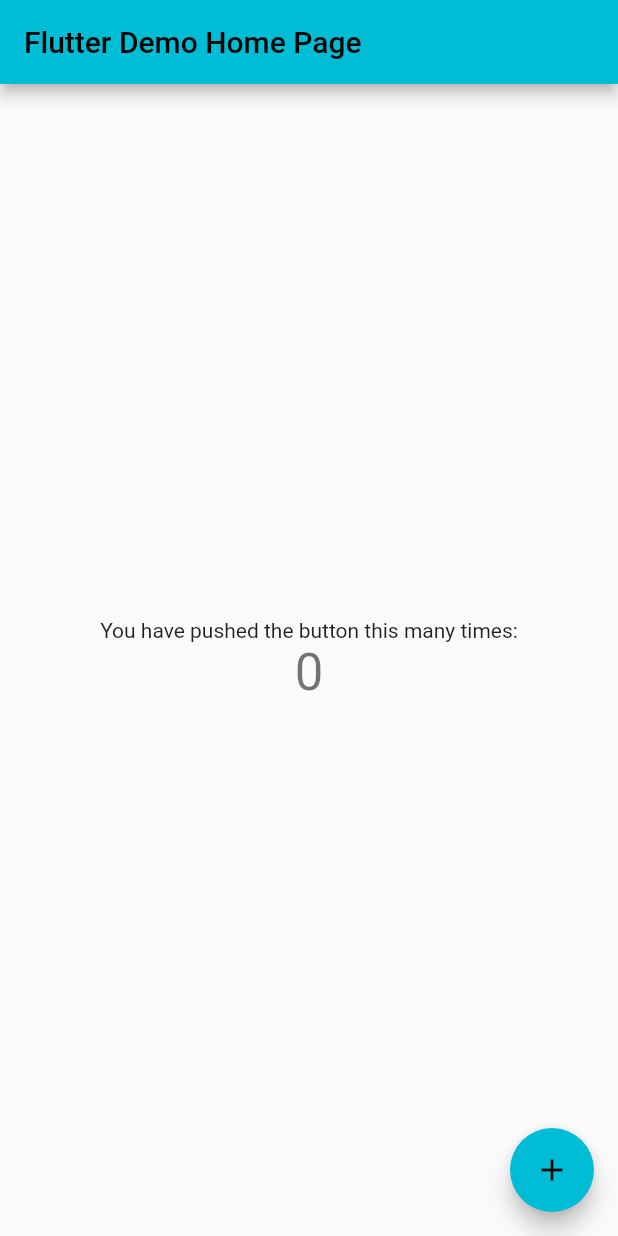
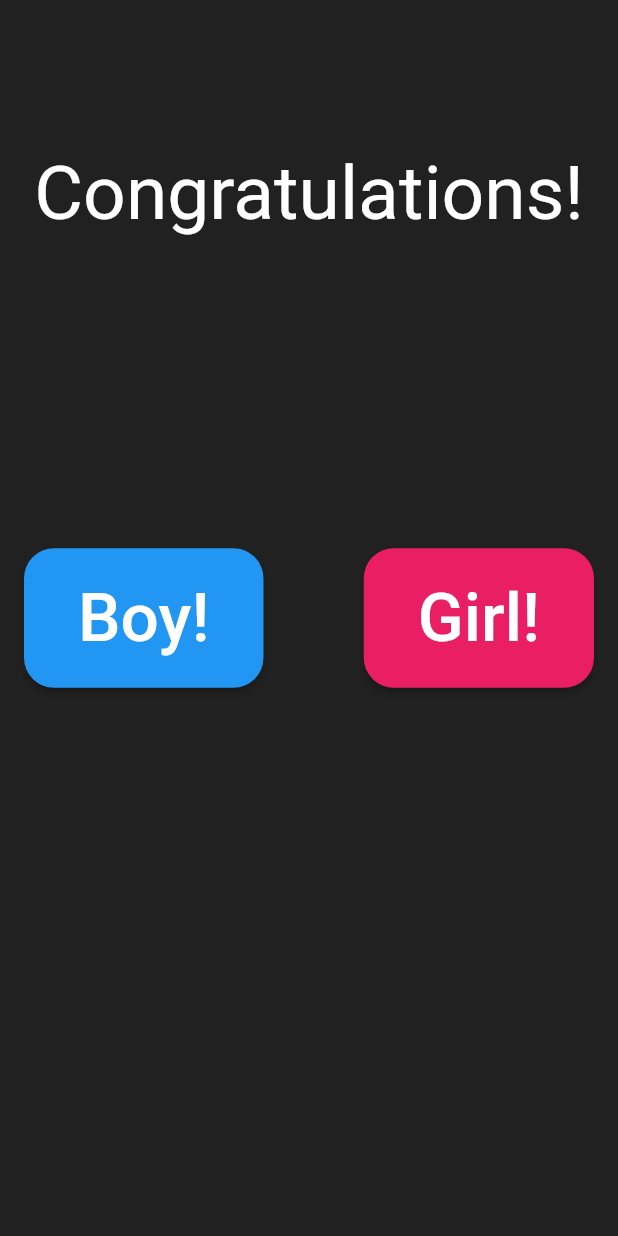
Before and after one commit to msharoni/Boys-N-Girls-Names, a Flutter app: the screen it shows after launch, on a phone screen of 412 x 824 dp. Run offline on Flutter 3.47's test engine with Material 2 defaults, Android fonts, the phone set to English and light mode, and no system bars; our stand-ins replace confetti; project files that could hold a hidden picture were left out.

Commit message:
home page

```diff
--- a/lib/main.dart
+++ b/lib/main.dart
@@ -1,106 +1,187 @@
+import 'dart:math';
+
+import 'package:confetti/confetti.dart';
 import 'package:flutter/material.dart';
 
-void main() {
-  runApp(const MyApp());
-}
+void main() => runApp(const ConfettiSample());
 
-class MyApp extends StatelessWidget {
-  const MyApp({Key? key}) : super(key: key);
+class ConfettiSample extends StatelessWidget {
+  const ConfettiSample({Key? key}) : super(key: key);
 
-  // This widget is the root of your application.
   @override
   Widget build(BuildContext context) {
     return MaterialApp(
-      title: 'Flutter Demo',
-      theme: ThemeData(
-        primarySwatch: Colors.cyan,
-      ),
-      home: const MyHomePage(title: 'Flutter Demo Home Page'),
-    );
+        title: 'Confetti',
+        home: Scaffold(
+          backgroundColor: Colors.grey[900],
+          body: HomePage(),
+        ));
   }
 }
 
-class MyHomePage extends StatefulWidget {
-  const MyHomePage({Key? key, required this.title}) : super(key: key);
+class HomePage extends StatefulWidget {
+  @override
+  _HomePageState createState() => _HomePageState();
+}
 
-  // This widget is the home page of your application. It is stateful, meaning
-  // that it has a State object (defined below) that contains fields that affect
-  // how it looks.
-
-  // This class is the configuration for the state. It holds the values (in this
-  // case the title) provided by the parent (in this case the App widget) and
-  // used by the build method of the State. Fields in a Widget subclass are
-  // always marked "final".
-
-  final String title;
+class _HomePageState extends State<HomePage> {
+  late ConfettiController _controllerCenterLeft;
+  late ConfettiController _controllerCenterRight;
 
   @override
-  State<MyHomePage> createState() => _MyHomePageState();
-}
+  void initState() {
+    super.initState();
 
-class _MyHomePageState extends State<MyHomePage> {
-  int _counter = 0;
+    _controllerCenterLeft =
+        ConfettiController(duration: const Duration(seconds: 5));
+    _controllerCenterRight =
+        ConfettiController(duration: const Duration(seconds: 5));
+  }
 
-  void _incrementCounter() {
-    setState(() {
-      // This call to setState tells the Flutter framework that something has
-      // changed in this State, which causes it to rerun the build method below
-      // so that the display can reflect the updated values. If we changed
-      // _counter without calling setState(), then the build method would not be
-      // called again, and so nothing would appear to happen.
-      _counter++;
-    });
+  @override
+  void dispose() {
+    _controllerCenterLeft.dispose();
+    _controllerCenterRight.dispose();
+    super.dispose();
+  }
+
+  /// A custom Path to paint stars.
+  Path drawStar(Size size) {
+    // Method to convert degree to radians
+    double degToRad(double deg) => deg * (pi / 180.0);
+
+    const numberOfPoints = 5;
+    final halfWidth = size.width / 2;
+    final externalRadius = halfWidth;
+    final internalRadius = halfWidth / 2.5;
+    final degreesPerStep = degToRad(360 / numberOfPoints);
+    final halfDegreesPerStep = degreesPerStep / 2;
+    final path = Path();
+    final fullAngle = degToRad(360);
+    path.moveTo(size.width, halfWidth);
+
+    for (double step = 0; step < fullAngle; step += degreesPerStep) {
+      path.lineTo(halfWidth + externalRadius * cos(step),
+          halfWidth + externalRadius * sin(step));
+      path.lineTo(halfWidth + internalRadius * cos(step + halfDegreesPerStep),
+          halfWidth + internalRadius * sin(step + halfDegreesPerStep));
+    }
+    path.close();
+    return path;
   }
 
   @override
   Widget build(BuildContext context) {
-    // This method is rerun every time setState is called, for instance as done
-    // by the _incrementCounter method above.
-    //
-    // The Flutter framework has been optimized to make rerunning build methods
-    // fast, so that you can just rebuild anything that needs updating rather
-    // than having to individually change instances of widgets.
-    return Scaffold(
-      appBar: AppBar(
-        // Here we take the value from the MyHomePage object that was created by
-        // the App.build method, and use it to set our appbar title.
-        title: Text(widget.title),
+    _controllerCenterLeft.play();
+    _controllerCenterRight.play();
+    return SafeArea(
+      child: Stack(
+        children: <Widget>[
+          //CENTER -- Blast
+
+          //CENTER LEFT - Emit right
+          Align(
+            alignment: Alignment.topLeft,
+            child: ConfettiWidget(
+              shouldLoop: true,
+              confettiController: _controllerCenterLeft,
+              blastDirection: 0, // radial value - RIGHT
+              emissionFrequency: 0.6,
+              minBlastForce: 1,
+              minimumSize: const Size(10,
+                  10), // set the minimum potential size for the confetti (width, height)
+              maximumSize: const Size(50,
+                  50), // set the maximum potential size for the confetti (width, height)
+              numberOfParticles: 1,
+              gravity: 0.9, // gravity value for the confetti to fall down
+            ),
+          ),
+
+          //CENTER Right - Emit left
+          Align(
+            alignment: Alignment.topRight,
+            child: ConfettiWidget(
+              shouldLoop: true,
+              confettiController: _controllerCenterRight,
+              blastDirection: pi, // radial value - RIGHT
+              emissionFrequency: 0.6,
+              minBlastForce: 1,
+              minimumSize: const Size(10,
+                  10), // set the minimum potential size for the confetti (width, height)
+              maximumSize: const Size(50,
+                  50), // set the maximum potential size for the confetti (width, height)
+              numberOfParticles: 1,
+              gravity: 0.9, // gravity value for the confetti to fall down
+            ),
+          ),
+          Align(
+            alignment: Alignment.centerLeft,
+            child: Padding(
+              padding: const EdgeInsets.all(16.0),
+              child: RaisedButton(
+                onPressed: () {},
+                shape: RoundedRectangleBorder(
+                    borderRadius: BorderRadius.circular(20)),
+                color: Colors.blue,
+                textColor: Colors.white,
+                child: const Padding(
+                  padding: EdgeInsets.all(20.0),
+                  child: Text(
+                    "Boy!",
+                    style: TextStyle(
+                      fontSize: 45,
+                      color: Colors.white,
+                    ),
+                  ),
+                ),
+              ),
+            ),
+          ),
+          Align(
+            alignment: Alignment.centerRight,
+            child: Padding(
+              padding: const EdgeInsets.all(16.0),
+              child: RaisedButton(
+                onPressed: () {},
+                shape: RoundedRectangleBorder(
+                    borderRadius: BorderRadius.circular(20)),
+                color: Colors.pink,
+                textColor: Colors.white,
+                child: const Padding(
+                  padding: EdgeInsets.all(20.0),
+                  child: Text(
+                    "Girl!",
+                    style: TextStyle(
+                      fontSize: 45,
+                      color: Colors.white,
+                    ),
+                  ),
+                ),
+              ),
+            ),
+          ),
+          const Align(
+            alignment: Alignment.topCenter,
+            child: Padding(
+              padding: const EdgeInsets.symmetric(vertical: 100),
+              child: Text(
+                "Congratulations!",
+                style: TextStyle(
+                  fontSize: 50,
+                  color: Colors.white,
+                ),
+              ),
+            ),
+          ),
+        ],
       ),
-      body: Center(
-        // Center is a layout widget. It takes a single child and positions it
-        // in the middle of the parent.
-        child: Column(
-          // Column is also a layout widget. It takes a list of children and
-          // arranges them vertically. By default, it sizes itself to fit its
-          // children horizontally, and tries to be as tall as its parent.
-          //
-          // Invoke "debug painting" (press "p" in the console, choose the
-          // "Toggle Debug Paint" action from the Flutter Inspector in Android
-          // Studio, or the "Toggle Debug Paint" command in Visual Studio Code)
-          // to see the wireframe for each widget.
-          //
-          // Column has various properties to control how it sizes itself and
-          // how it positions its children. Here we use mainAxisAlignment to
-          // center the children vertically; the main axis here is the vertical
-          // axis because Columns are vertical (the cross axis would be
-          // horizontal).
-          mainAxisAlignment: MainAxisAlignment.center,
-          children: <Widget>[
-            const Text(
-              'You have pushed the button this many times:',
-            ),
-            Text(
-              '$_counter',
-              style: Theme.of(context).textTheme.headline4,
-            ),
-          ],
-        ),
-      ),
-      floatingActionButton: FloatingActionButton(
-        onPressed: _incrementCounter,
-        tooltip: 'Increment',
-        child: const Icon(Icons.add),
-      ), // This trailing comma makes auto-formatting nicer for build methods.
+    );
+  }
+
+  Text _display(String text) {
+    return Text(
+      text,
+      style: const TextStyle(color: Colors.white, fontSize: 20),
     );
   }
 }
```
